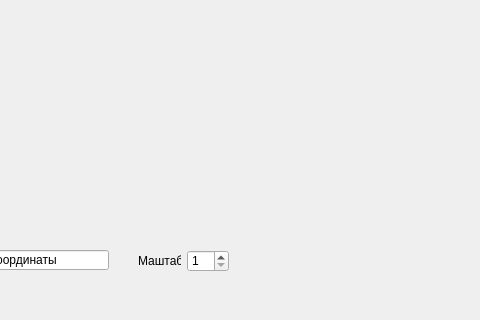
Before: the Qt Designer form main_window_designe.ui in Vladimir-Chernousov/Maps_API, drawn with Qt 5; both pictures show x 92 to 572 and y 180 to 500 of the 800 by 500 pixel window.
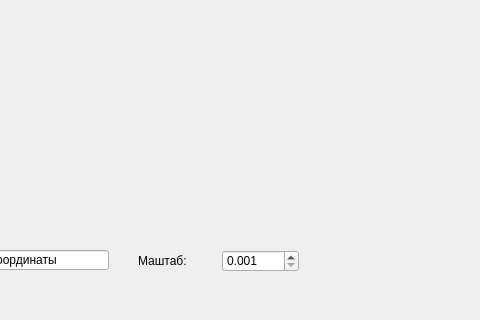
After: the same form once the commit is applied.

What changed in the file:
```diff
--- a/main_window_designe.ui
+++ b/main_window_designe.ui
@@ -69,7 +69,7 @@
     <rect>
      <x>230</x>
      <y>430</y>
-     <width>91</width>
+     <width>161</width>
      <height>22</height>
     </rect>
    </property>
@@ -82,12 +82,18 @@
      </widget>
     </item>
     <item>
-     <widget class="QSpinBox" name="sp_size">
+     <widget class="QDoubleSpinBox" name="sp_size">
+      <property name="decimals">
+       <number>3</number>
+      </property>
       <property name="minimum">
-       <number>1</number>
+       <double>0.001000000000000</double>
       </property>
       <property name="maximum">
-       <number>100</number>
+       <double>20.000000000000000</double>
+      </property>
+      <property name="singleStep">
+       <double>0.001000000000000</double>
       </property>
      </widget>
     </item>
```
